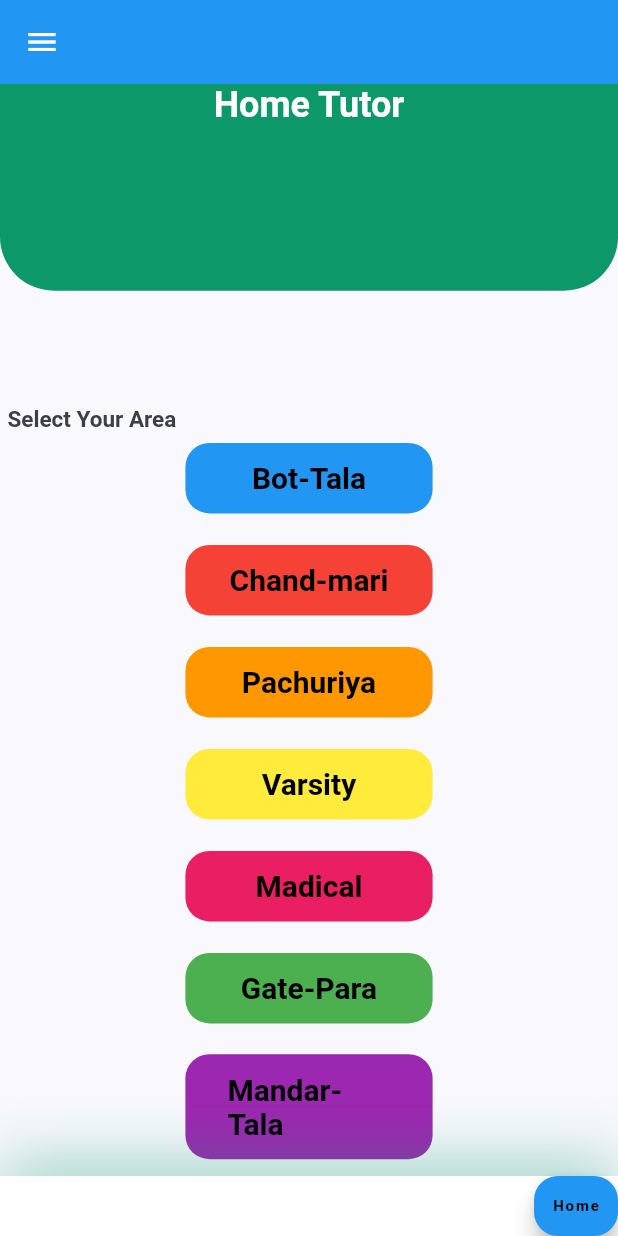
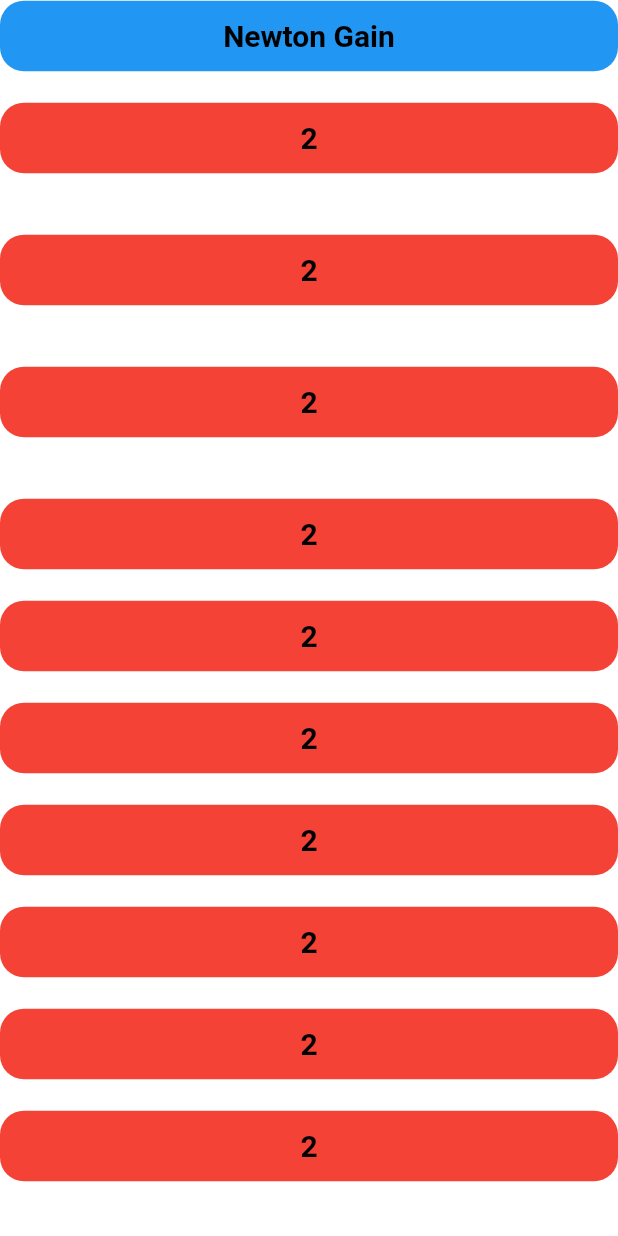
Before and after one commit to NewtonGain/practice, a Flutter app: the screen it shows after launch, after a tap on "Pachuriya", on a phone screen of 412 x 824 dp. Run offline on Flutter 3.47's test engine with Material 2 defaults, Android fonts, the phone set to English and light mode, and no system bars.

Commit message:
list add

```diff
--- /dev/null
+++ b/lib/Pachuriya/pachuriya.dart
@@ -0,0 +1,104 @@
+import 'package:flutter/material.dart';
+import 'package:practice/miapara/newton.dart';
+
+
+
+
+class Pachuriya extends StatefulWidget {
+  @override
+  _PachuriyaState createState() => _PachuriyaState();
+}
+
+class _PachuriyaState extends State<Pachuriya> {
+  Widget locationList(Color color, String text, Function() onpressed) {
+    return FlatButton(
+      shape: RoundedRectangleBorder(borderRadius: BorderRadius.circular(16)),
+      color: color,
+      onPressed: onpressed,
+      child: Padding(
+        padding: const EdgeInsets.all(12.0),
+        child: Text(
+          text,
+          style: TextStyle(
+              color: Colors.black, fontSize: 20, fontWeight: FontWeight.bold),
+        ),
+      ),
+    );
+  }
+
+  @override
+  Widget build(BuildContext context) {
+    return SingleChildScrollView(
+      child: SafeArea(
+        child: Center(
+          child: Column(
+            crossAxisAlignment: CrossAxisAlignment.stretch,
+            mainAxisAlignment: MainAxisAlignment.center,
+            children: [
+              locationList(
+                Colors.blue,
+                'Newton Gain',
+                () => Navigator.push(
+                  context,
+                  MaterialPageRoute(builder: (context) => Newton()),
+                ),
+              ),
+              SizedBox(
+                height: 20,
+              ),
+              locationList(Colors.red, '2', () => null),
+              SizedBox(
+                height: 20,
+              ),
+              SizedBox(
+                height: 20,
+              ),
+              locationList(Colors.red, '2', () => null),
+              SizedBox(
+                height: 20,
+              ),
+              SizedBox(
+                height: 20,
+              ),
+              locationList(Colors.red, '2', () => null),
+              SizedBox(
+                height: 20,
+              ),
+              SizedBox(
+                height: 20,
+              ),
+              locationList(Colors.red, '2', () => null),
+              SizedBox(
+                height: 20,
+              ),
+              locationList(Colors.red, '2', () => null),
+              SizedBox(
+                height: 20,
+              ),
+              locationList(Colors.red, '2', () => null),
+              SizedBox(
+                height: 20,
+              ),
+              locationList(Colors.red, '2', () => null),
+              SizedBox(
+                height: 20,
+              ),
+              locationList(Colors.red, '2', () => null),
+              SizedBox(
+                height: 20,
+              ),
+              locationList(Colors.red, '2', () => null),
+              SizedBox(
+                height: 20,
+              ),
+              locationList(Colors.red, '2', () => null),
+              SizedBox(
+                height: 20,
+              ),
+            ],
+          ),
+        ),
+      ),
+    );
+  }
+}
--- a/lib/body.dart
+++ b/lib/body.dart
@@ -2,7 +2,6 @@ import 'package:flutter/material.dart';
 import 'package:practice/widgets/header_with_searchbox.dart';
 import 'package:practice/widgets/location.dart';
 import 'package:practice/widgets/location_list.dart';
-
 
 class Body extends StatelessWidget {
   const Body({Key? key}) : super(key: key);
@@ -11,6 +10,8 @@ class Body extends StatelessWidget {
   Widget build(BuildContext context) {
     Size size = MediaQuery.of(context).size;
     return SingleChildScrollView(
+      child: SafeArea(
+        child: Center(
           child: Column(
             children: [
               HeaderWithSearchBox(size: size),
@@ -23,6 +24,8 @@ class Body extends StatelessWidget {
               )
             ],
           ),
+        ),
+      ),
     );
   }
 }
--- a/lib/widgets/location_list.dart
+++ b/lib/widgets/location_list.dart
@@ -1,5 +1,8 @@
 import 'package:flutter/material.dart';
-import 'package:practice/miapara.dart/newton.dart';
+import 'package:practice/Bot-Tala/bot_tala_list.dart';
+import 'package:practice/Pachuriya/pachuriya.dart';
+import 'package:practice/Varsity/varsity_list.dart';
+import 'package:practice/miapara.dart/mia_para_list.dart';
 
 class ListOfLocation extends StatefulWidget {
   @override
@@ -30,28 +33,49 @@ class _ListOfLocationState extends State<ListOfLocation> {
       children: [
         locationList(
           Colors.blue,
-          'Bot-Tala',
+          'Mia-Para',
           () => Navigator.push(
             context,
-            MaterialPageRoute(builder: (context) => Newton()),
+            MaterialPageRoute(builder: (context) => MiaParaList()),
           ),
         ),
         SizedBox(
           height: 20,
         ),
-        locationList(Colors.red, 'Chand-mari', () => null),
+        locationList(
+          Colors.red,
+          'Bot-Tala',
+          () => Navigator.push(
+            context,
+            MaterialPageRoute(builder: (context) => BotTalaList()),
+          ),
+        ),
         SizedBox(
           height: 20,
         ),
-        locationList(Colors.orange, 'Pachuriya', () => null),
+        locationList(
+          Colors.orange,
+          'Pachuriya',
+          () => Navigator.push(
+            context,
+            MaterialPageRoute(builder: (context) => Pachuriya()),
+          ),
+        ),
         SizedBox(
           height: 20,
         ),
-        locationList(Colors.yellow, 'Varsity', () => null),
+        locationList(
+          Colors.yellow,
+          'Varsity',
+          () => Navigator.push(
+            context,
+            MaterialPageRoute(builder: (context) => VarsityList()),
+          ),
+        ),
         SizedBox(
           height: 20,
         ),
-        locationList(Colors.pink, 'Madical', () => null),
+        locationList(Colors.pink, 'Medical', () => null),
         SizedBox(
           height: 20,
         ),
```
Also changed, not shown: lib/Bot-Tala/bot_tala_list.dart (added, +103 -0 lines), lib/Varsity/varsity_list.dart (added, +103 -0 lines), lib/miapara.dart/mia_para_list.dart (added, +103 -0 lines), lib/miapara.dart/newton.dart (+1 -91 lines), lib/miapara/mia_para_list.dart (added, +103 -0 lines), lib/miapara/newton.dart (added, +94 -0 lines), lib/Medical/medical.dart (added). Lines whose indentation alone changed are shown as unchanged.
